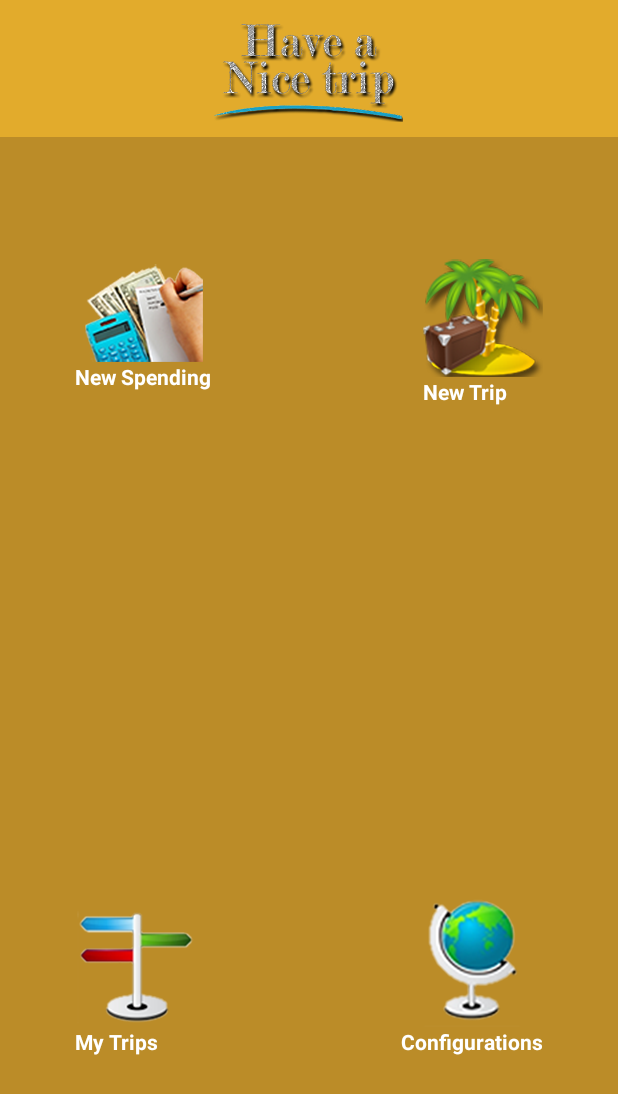
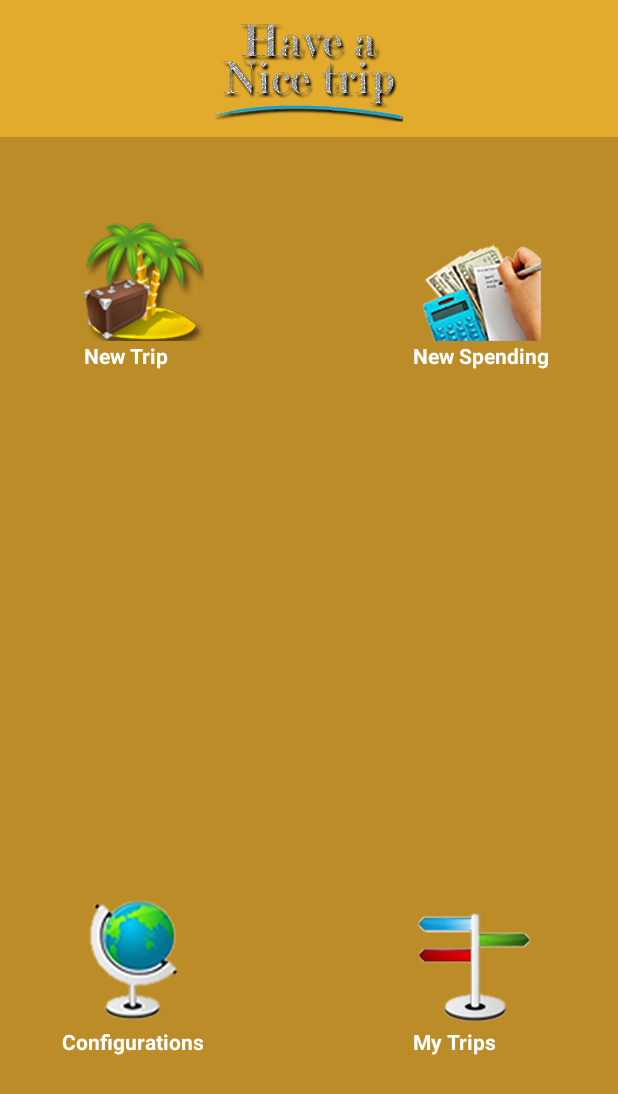
Before and after one commit to paulonova/FinalNiceTrip, an Android app: the DashboardActivity screen opened directly, with no data from a screen before it, on a phone screen of 412 x 824 dp. Shown: the top 1094 px of the screen. Run offline under Robolectric (Android 15) with nearby library versions, the phone set to English and light mode, and no system bars.

Commit message:
Commit after Examen.. 2015/06/02

```diff
--- a/app/src/main/res/layout/dashboard.xml
+++ b/app/src/main/res/layout/dashboard.xml
@@ -21,35 +21,39 @@
         android:layout_height="match_parent"
         android:background="#ffbb8c28">
 
+
+        <TextView
+            android:id="@+id/new_trips"
+            android:layout_width="wrap_content"
+            android:layout_height="wrap_content"
+            android:clickable="true"
+            android:drawableTop="@drawable/new_trip"
+            android:onClick="selectOption"
+            android:text="@string/new_trip"
+            android:textColor="#FFFFFF"
+            android:textStyle="bold"
+            android:layout_alignParentTop="true"
+            android:layout_alignParentLeft="true"
+            android:layout_alignParentStart="true"
+            android:layout_marginLeft="56dp"
+            android:layout_marginStart="56dp"
+            android:layout_marginTop="56dp" />
+
         <TextView
             android:id="@+id/new_spending"
             android:layout_width="wrap_content"
             android:layout_height="wrap_content"
-            android:layout_marginLeft="50dp"
-            android:layout_marginStart="50dp"
-            android:layout_marginTop="80dp"
             android:clickable="true"
             android:drawableTop="@drawable/new_spending"
             android:onClick="selectOption"
             android:text="@string/spending"
             android:textColor="#FFFFFF"
-            android:textStyle="bold" />
-
-        <TextView
-            android:id="@+id/new_trips"
-            android:layout_width="wrap_content"
-            android:layout_height="wrap_content"
+            android:textStyle="bold"
+            android:layout_alignBottom="@+id/new_trips"
             android:layout_alignParentRight="true"
             android:layout_alignParentEnd="true"
-            android:layout_alignTop="@id/new_spending"
-            android:layout_marginRight="50dp"
-            android:layout_marginEnd="50dp"
-            android:clickable="true"
-            android:drawableTop="@drawable/new_trip"
-            android:onClick="selectOption"
-            android:text="@string/new_trip"
-            android:textColor="#FFFFFF"
-            android:textStyle="bold" />
+            android:layout_marginRight="46dp"
+            android:layout_marginEnd="46dp" />
 
         <TextView
             android:id="@+id/my_trips"
--- a/app/src/main/res/layout/limit_value_layout.xml
+++ b/app/src/main/res/layout/limit_value_layout.xml
@@ -11,6 +11,6 @@
         android:layout_marginLeft="10dp"
         android:layout_marginRight="10dp"
         android:imeOptions="actionNext"
-        android:inputType="number"></EditText>
+        android:inputType="number"/>
 
 </LinearLayout>
--- a/app/src/main/res/values/strings.xml
+++ b/app/src/main/res/values/strings.xml
@@ -1,15 +1,14 @@
 <?xml version="1.0" encoding="utf-8"?>
 <resources>
 
-    <string name="app_name">NiceTrip</string>
+    <string name="app_name">Nice Trip</string>
     <string name="registerPage">Register</string>
     <string name="action_settings">Settings</string>
 
     <string name="developer">Developed by PauloNova</string>
     <string name="register">Click here to Registration</string>
     <string name="title_activity_register_page">RegisterPageActivity</string>
-    <string name="title_activity_first_page">FirstPage</string>
-    <string name="hello_world">Welcome to the First Page !!!</string>
+    <string name="title_activity_first_page">Nice Trip</string>
 
     <string name="first_name">First name</string>
     <string name="last_name">Last name</string>
```
Also changed, not shown: app/src/main/java/se/finalwork/nicetrip/dao/NiceTripDB.java (+0 -54 lines).
